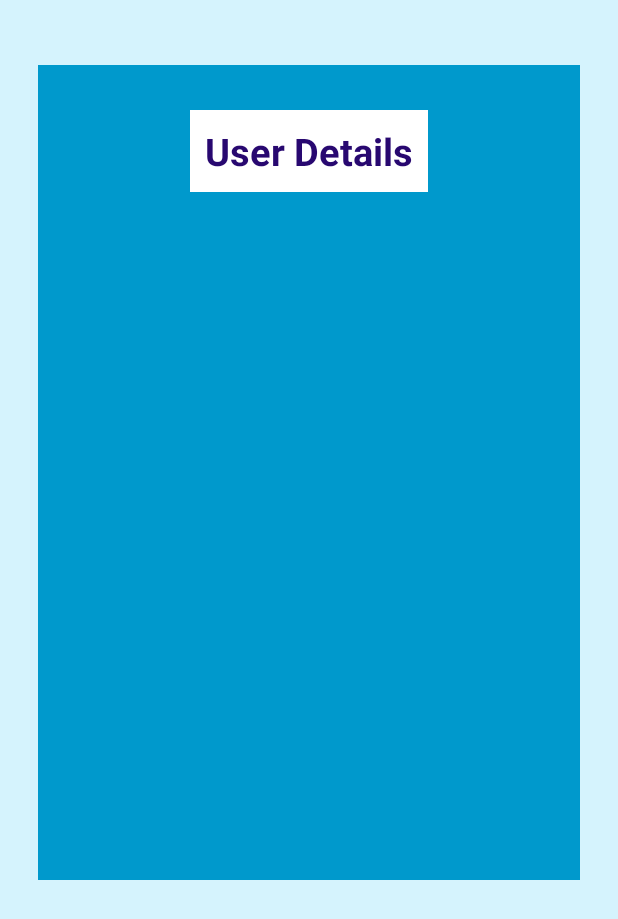
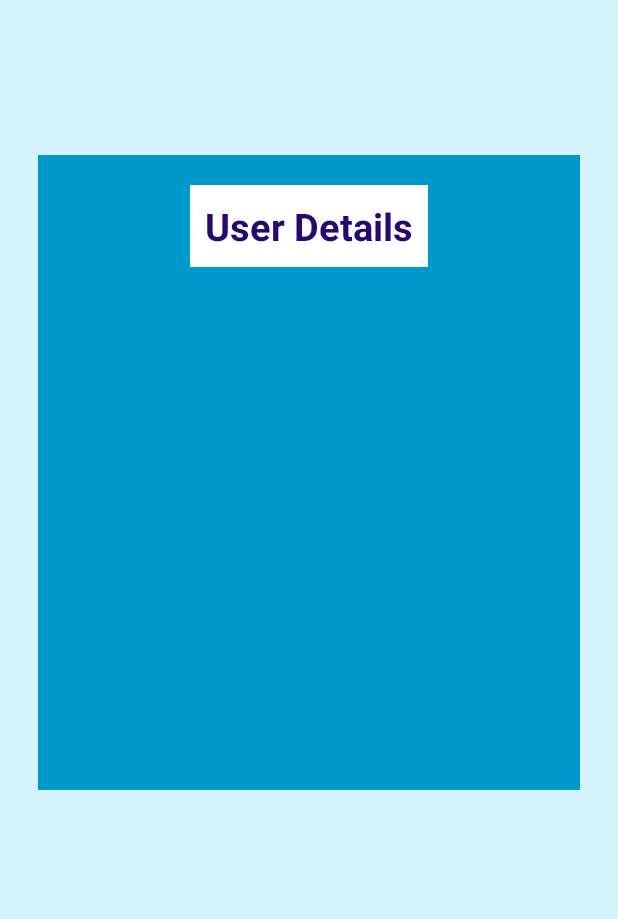
Before and after one commit to ArbeenaKhanum/AuthenticationProject, an Android app: the layout activity_home_screen.xml on its own in the app's theme, with its tools: preview values and no code run, on a phone screen of 412 x 824 dp. Shown: the top 919 px of the screen. Run offline under Robolectric (Android 15) with nearby library versions, the phone set to English and light mode, and no system bars.

```diff
--- a/AuthenticationApp/app/src/main/res/layout/activity_home_screen.xml
+++ b/AuthenticationApp/app/src/main/res/layout/activity_home_screen.xml
@@ -5,7 +5,7 @@
     android:layout_width="match_parent"
     android:layout_height="match_parent"
     android:background="#D5F3FD"
-    tools:context=".HomeScreenActivity">
+    tools:context=".activities.HomeScreenActivity">
 
     <LinearLayout
         android:layout_width="match_parent"
@@ -23,7 +23,7 @@
             android:layout_width="wrap_content"
             android:layout_height="wrap_content"
             android:layout_gravity="center"
-            android:layout_margin="@dimen/dp_30"
+            android:layout_margin="@dimen/dp_20"
             android:background="@android:color/white"
             android:padding="@dimen/dp_10"
             android:text="@string/user_details_text"
@@ -35,7 +35,7 @@
             android:id="@+id/tvFirstName"
             android:layout_width="match_parent"
             android:layout_height="wrap_content"
-            android:layout_margin="@dimen/dp_30"
+            android:layout_margin="@dimen/dp_20"
             android:textAlignment="center"
             android:textColor="@android:color/white"
             android:textStyle="bold" />
@@ -44,7 +44,7 @@
             android:id="@+id/tvLastName"
             android:layout_width="match_parent"
             android:layout_height="wrap_content"
-            android:layout_margin="@dimen/dp_30"
+            android:layout_margin="@dimen/dp_20"
             android:textAlignment="center"
             android:textColor="@android:color/white"
             android:textSize="@dimen/sp_20"
@@ -54,7 +54,7 @@
             android:id="@+id/tvMobileNumber"
             android:layout_width="match_parent"
             android:layout_height="wrap_content"
-            android:layout_margin="@dimen/dp_30"
+            android:layout_margin="@dimen/dp_20"
             android:textAlignment="center"
             android:textColor="@android:color/white"
             android:textSize="@dimen/sp_20" />
@@ -63,7 +63,7 @@
             android:id="@+id/tvEmail"
             android:layout_width="match_parent"
             android:layout_height="wrap_content"
-            android:layout_margin="@dimen/dp_30"
+            android:layout_margin="@dimen/dp_20"
             android:textAlignment="center"
             android:textColor="@android:color/white"
             android:textSize="@dimen/sp_20" />
@@ -72,7 +72,7 @@
             android:id="@+id/tvGender"
             android:layout_width="match_parent"
             android:layout_height="wrap_content"
-            android:layout_margin="@dimen/dp_30"
+            android:layout_margin="@dimen/dp_20"
             android:textAlignment="center"
             android:textColor="@android:color/white"
             android:textSize="@dimen/sp_20" />
--- a/AuthenticationApp/app/src/main/res/layout/activity_login.xml
+++ b/AuthenticationApp/app/src/main/res/layout/activity_login.xml
@@ -5,7 +5,7 @@
     android:layout_width="match_parent"
     android:layout_height="match_parent"
     android:background="@android:color/holo_blue_dark"
-    tools:context=".LoginActivity">
+    tools:context=".activities.LoginActivity">
 
     <LinearLayout
         android:layout_width="match_parent"
--- a/AuthenticationApp/app/src/main/res/layout/activity_sign_up.xml
+++ b/AuthenticationApp/app/src/main/res/layout/activity_sign_up.xml
@@ -5,7 +5,7 @@
     android:layout_width="match_parent"
     android:layout_height="match_parent"
     android:background="#8E44F8"
-    tools:context=".SignUpActivity">
+    tools:context=".activities.SignUpActivity">
 
     <TextView
         android:layout_width="match_parent"
--- a/AuthenticationApp/app/src/main/res/layout/activity_splash_screen.xml
+++ b/AuthenticationApp/app/src/main/res/layout/activity_splash_screen.xml
@@ -5,7 +5,7 @@
     android:layout_width="match_parent"
     android:layout_height="match_parent"
     android:background="@android:color/holo_blue_dark"
-    tools:context=".SplashScreenActivity">
+    tools:context=".activities.SplashScreenActivity">
 
     <TextView
         android:layout_width="wrap_content"
```
Also changed, not shown: AuthenticationApp/app/src/main/AndroidManifest.xml (+4 -4 lines).
